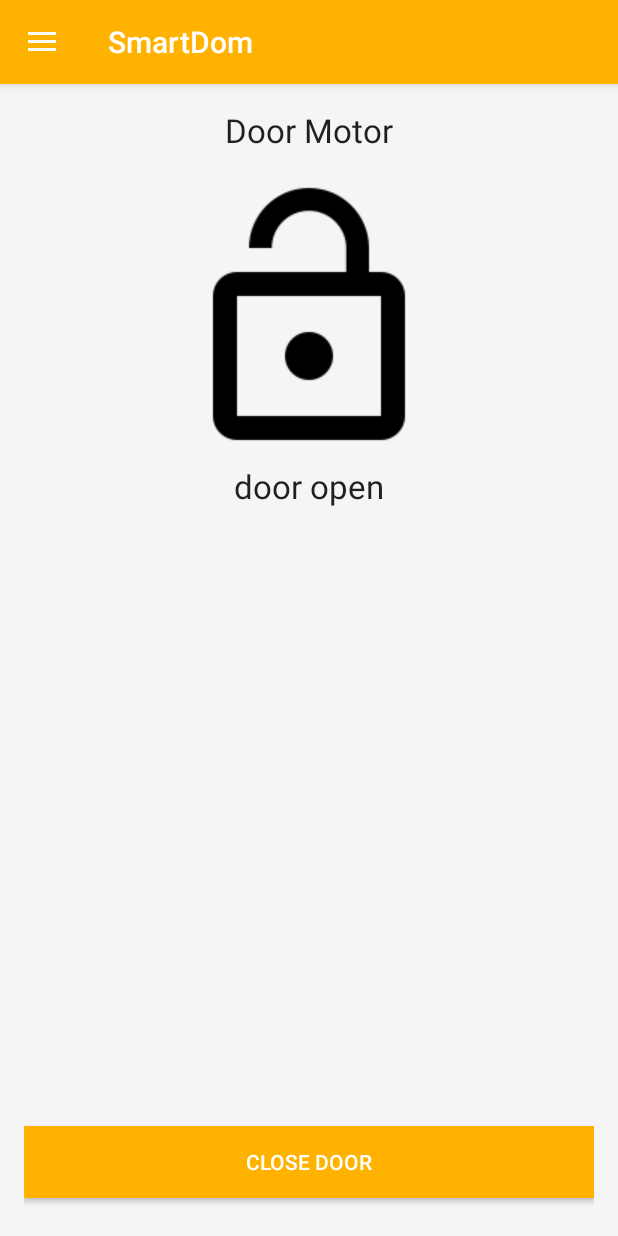
After one commit to aleksandra-majchrzak/smart-dom-android, an Android app: the fragment DoorMotorFragment placed in its activity, on a phone screen of 412 x 824 dp. The commit adds this screen. Run offline under Robolectric (Android 15) with nearby library versions, the phone set to English and light mode, and no system bars; our stand-ins replace ButterKnife; 1 statement that could not run was skipped.

Commit message:
Added motor fragment with mock server api.

```diff
--- a/app/src/main/AndroidManifest.xml
+++ b/app/src/main/AndroidManifest.xml
@@ -13,6 +13,7 @@
         <activity
             android:name=".activities.MainActivity"
             android:label="@string/app_name"
+            android:screenOrientation="portrait"
             android:theme="@style/AppTheme.NoActionBar">
             <intent-filter>
                 <action android:name="android.intent.action.MAIN" />
--- a/app/src/main/java/pl/edu/uj/ii/smartdom/activities/MainActivity.java
+++ b/app/src/main/java/pl/edu/uj/ii/smartdom/activities/MainActivity.java
@@ -16,6 +16,7 @@ import butterknife.ButterKnife;
 import pl.edu.uj.ii.smartdom.R;
 import pl.edu.uj.ii.smartdom.enums.SmartMenuItem;
 import pl.edu.uj.ii.smartdom.fragments.ColorPickerFragment;
+import pl.edu.uj.ii.smartdom.fragments.DoorMotorFragment;
 import pl.edu.uj.ii.smartdom.fragments.HomesFragment;
 import pl.edu.uj.ii.smartdom.fragments.MainFragment;
 import pl.edu.uj.ii.smartdom.fragments.MeteorologicalStationFragment;
@@ -46,6 +47,10 @@ public class MainActivity extends AppCompatActivity
     private void initComponents() {
 
         setSupportActionBar(toolbar);
+
+        getSupportFragmentManager().beginTransaction()
+                .replace(R.id.fragment_container, new MainFragment(), MainFragment.TAG)
+                .commit();
 
         ActionBarDrawerToggle toggle = new ActionBarDrawerToggle(
                 this, drawer, toolbar, R.string.navigation_drawer_open, R.string.navigation_drawer_close);
@@ -118,6 +123,10 @@ public class MainActivity extends AppCompatActivity
             getSupportFragmentManager().beginTransaction()
                     .replace(R.id.fragment_container, new MeteorologicalStationFragment(), MeteorologicalStationFragment.TAG)
                     .commit();
+        } else if (id == R.id.nav_motor) {
+            getSupportFragmentManager().beginTransaction()
+                    .replace(R.id.fragment_container, new DoorMotorFragment(), DoorMotorFragment.TAG)
+                    .commit();
         }
 
         drawer.closeDrawer(GravityCompat.START);
--- a/app/src/main/java/pl/edu/uj/ii/smartdom/enums/SmartMenuItem.java
+++ b/app/src/main/java/pl/edu/uj/ii/smartdom/enums/SmartMenuItem.java
@@ -10,6 +10,7 @@ public interface SmartMenuItem {
     int LogOut = 2;
     int Family = 3;
     int Meteo = 4;
-    int Rooms = 5;
+    int DoorMotor = 5;
+    int Rooms = 6;
 
 }
--- /dev/null
+++ b/app/src/main/java/pl/edu/uj/ii/smartdom/fragments/DoorMotorFragment.java
@@ -0,0 +1,110 @@
+package pl.edu.uj.ii.smartdom.fragments;
+
+
+import android.os.Bundle;
+import android.support.design.widget.Snackbar;
+import android.support.v4.app.Fragment;
+import android.view.LayoutInflater;
+import android.view.View;
+import android.view.ViewGroup;
+import android.widget.Button;
+import android.widget.ImageView;
+import android.widget.ProgressBar;
+import android.widget.TextView;
+
+import butterknife.BindView;
+import butterknife.ButterKnife;
+import butterknife.OnClick;
+import pl.edu.uj.ii.smartdom.R;
+import pl.edu.uj.ii.smartdom.server.SmartDomService;
+import pl.edu.uj.ii.smartdom.server.listeners.IsDoorOpenSubscriberListener;
+import pl.edu.uj.ii.smartdom.server.listeners.OpenDoorSubscriberListener;
+
+/**
+ * A simple {@link Fragment} subclass.
+ */
+public class DoorMotorFragment extends Fragment implements OpenDoorSubscriberListener, IsDoorOpenSubscriberListener {
+
+    public static final String TAG = MeteorologicalStationFragment.class.getName();
+
+    @BindView(R.id.door_imageView)
+    ImageView doorImageView;
+
+    @BindView(R.id.door_open_textView)
+    TextView doorOpenTextView;
+
+    @BindView(R.id.progressBar)
+    ProgressBar progress;
+
+    @BindView(R.id.open_door_button)
+    Button openDoorButton;
+
+    private boolean isDoorOpen = true;
+
+    public DoorMotorFragment() {
+        // Required empty public constructor
+    }
+
+    @Override
+    public View onCreateView(LayoutInflater inflater, ViewGroup container,
+                             Bundle savedInstanceState) {
+        // Inflate the layout for this fragment
+        View fragmentView = inflater.inflate(R.layout.fragment_door_motor, container, false);
+
+        ButterKnife.bind(this, fragmentView);
+
+        progress.setVisibility(View.GONE);
+
+        return fragmentView;
+    }
+
+    @Override
+    public void onResume() {
+        super.onResume();
+
+        SmartDomService.getInstance().isDoorOpen(this);
+    }
+
+    @OnClick(R.id.open_door_button)
+    public void onOpenDoorButtonClick() {
+
+        progress.setVisibility(View.GONE);
+        SmartDomService.getInstance().openDoor(!isDoorOpen, this);
+    }
+
+    @Override
+    public void onOpenDoorResult(boolean _isDoorOpen) {
+        if (_isDoorOpen) {
+            doorImageView.setImageResource(R.drawable.ic_lock_open);
+            openDoorButton.setText(R.string.close_door);
+            Snackbar.make(getView(), "Door opened", Snackbar.LENGTH_SHORT).show();
+        } else {
+            doorImageView.setImageResource(R.drawable.ic_lock);
+            openDoorButton.setText(R.string.open_door);
+            Snackbar.make(getView(), "Door closed", Snackbar.LENGTH_SHORT).show();
+        }
+
+        this.isDoorOpen = _isDoorOpen;
+        progress.setVisibility(View.GONE);
+    }
+
+    @Override
+    public void onConnectionError() {
+        progress.setVisibility(View.GONE);
+        Snackbar.make(getView(), "Could not connect with module", Snackbar.LENGTH_SHORT).show();
+    }
+
+    @Override
+    public void onIsDoorOpenReceived(boolean isDoorOpen) {
+        if (isDoorOpen) {
+            doorImageView.setImageResource(R.drawable.ic_lock_open);
+            openDoorButton.setText(R.string.close_door);
+        } else {
+            doorImageView.setImageResource(R.drawable.ic_lock);
+            openDoorButton.setText(R.string.open_door);
+        }
+
+        progress.setVisibility(View.GONE);
+        this.isDoorOpen = isDoorOpen;
+    }
+}
--- /dev/null
+++ b/app/src/main/java/pl/edu/uj/ii/smartdom/server/listeners/IsDoorOpenSubscriberListener.java
@@ -0,0 +1,10 @@
+package pl.edu.uj.ii.smartdom.server.listeners;
+
+/**
+ * Created by Mohru on 08.07.2017.
+ */
+
+public interface IsDoorOpenSubscriberListener extends OnErrorListener {
+
+    void onIsDoorOpenReceived(boolean isDoorOpen);
+}
--- /dev/null
+++ b/app/src/main/java/pl/edu/uj/ii/smartdom/server/listeners/OpenDoorSubscriberListener.java
@@ -0,0 +1,10 @@
+package pl.edu.uj.ii.smartdom.server.listeners;
+
+/**
+ * Created by Mohru on 08.07.2017.
+ */
+
+public interface OpenDoorSubscriberListener extends OnErrorListener {
+
+    void onOpenDoorResult(boolean isDoorOpen);
+}
--- /dev/null
+++ b/app/src/main/res/layout/fragment_door_motor.xml
@@ -0,0 +1,53 @@
+<RelativeLayout xmlns:android="http://schemas.android.com/apk/res/android"
+    xmlns:tools="http://schemas.android.com/tools"
+    android:layout_width="match_parent"
+    android:layout_height="match_parent"
+    android:background="@color/background"
+    android:paddingLeft="@dimen/activity_horizontal_margin"
+    android:paddingRight="@dimen/activity_horizontal_margin"
+    android:paddingTop="@dimen/activity_vertical_margin"
+    tools:context="pl.edu.uj.ii.smartdom.fragments.DoorMotorFragment">
+
+    <TextView
+        android:id="@+id/motor_header"
+        android:layout_width="wrap_content"
+        android:layout_height="wrap_content"
+        android:layout_centerHorizontal="true"
+        android:text="@string/door_motor"
+        android:textAppearance="@style/Base.TextAppearance.AppCompat.Large" />
+
+    <ImageView
+        android:id="@+id/door_imageView"
+        android:layout_width="wrap_content"
+        android:layout_height="wrap_content"
+        android:layout_below="@+id/motor_header"
+        android:layout_centerHorizontal="true"
+        android:layout_marginTop="@dimen/activity_vertical_margin"
+        android:src="@drawable/ic_lock_open" />
+
+    <TextView
+        android:id="@+id/door_open_textView"
+        android:layout_width="wrap_content"
+        android:layout_height="wrap_content"
+        android:layout_below="@+id/door_imageView"
+        android:layout_centerHorizontal="true"
+        android:text="door open"
+        android:textAppearance="@style/Base.TextAppearance.AppCompat.Large" />
+
+    <Button
+        android:id="@+id/open_door_button"
+        style="@style/ButtonStyle"
+        android:layout_width="match_parent"
+        android:layout_height="wrap_content"
+        android:layout_alignParentBottom="true"
+        android:layout_marginBottom="25dp"
+        android:text="@string/close_door" />
+
+    <ProgressBar
+        android:id="@+id/progressBar"
+        style="?android:attr/progressBarStyleLarge"
+        android:layout_width="wrap_content"
+        android:layout_height="wrap_content"
+        android:layout_centerInParent="true" />
+
+</RelativeLayout>
--- a/app/src/main/res/layout/fragment_meteorological_station.xml
+++ b/app/src/main/res/layout/fragment_meteorological_station.xml
@@ -3,7 +3,6 @@
     android:layout_width="match_parent"
     android:layout_height="match_parent"
     android:background="@color/background"
-    android:paddingBottom="@dimen/activity_vertical_margin"
     android:paddingLeft="@dimen/activity_horizontal_margin"
     android:paddingRight="@dimen/activity_horizontal_margin"
     android:paddingTop="@dimen/activity_vertical_margin"
@@ -157,6 +156,7 @@
         android:layout_height="wrap_content"
         android:layout_alignParentBottom="true"
         android:layout_centerHorizontal="true"
+        android:layout_marginBottom="25dp"
         android:text="REFRESH" />
 
 </RelativeLayout>
--- a/app/src/main/res/menu/activity_main_drawer.xml
+++ b/app/src/main/res/menu/activity_main_drawer.xml
@@ -28,6 +28,10 @@
             android:id="@+id/nav_meteo"
             android:icon="@drawable/ic_family"
             android:title="Meteo" />
+        <item
+            android:id="@+id/nav_motor"
+            android:icon="@drawable/ic_lock"
+            android:title="Door motor" />
     </group>
     <item
         android:id="@+id/nav_rooms"
--- a/app/src/main/res/values/strings.xml
+++ b/app/src/main/res/values/strings.xml
@@ -24,6 +24,9 @@
     <string name="gases">Gases</string>
     <string name="co">CO:</string>
     <string name="gas">Gas:</string>
+    <string name="door_motor">Door Motor</string>
+    <string name="open_door">OPEN DOOR</string>
+    <string name="close_door">CLOSE DOOR</string>
 
     <array name="entries_list_preference">
         <item>First preference entry</item>
```
Also changed, not shown: app/src/main/java/pl/edu/uj/ii/smartdom/server/MockSmartDomApi.java (+19 -0 lines), app/src/main/java/pl/edu/uj/ii/smartdom/server/SmartDomApi.java (+9 -0 lines), app/src/main/java/pl/edu/uj/ii/smartdom/server/SmartDomService.java (+19 -0 lines), app/src/main/java/pl/edu/uj/ii/smartdom/server/entities/DoorResponse.java (added, +9 -0 lines), app/src/main/java/pl/edu/uj/ii/smartdom/server/subscribers/IsDoorOpenSubscriber.java (added, +33 -0 lines), app/src/main/java/pl/edu/uj/ii/smartdom/server/subscribers/OpenDoorSubscriber.java (added, +34 -0 lines), app/src/main/res/layout/content_main.xml (+0 -7 lines), app/src/main/res/drawable/ic_lock.png (added), app/src/main/res/drawable/ic_lock_open.png (added).
